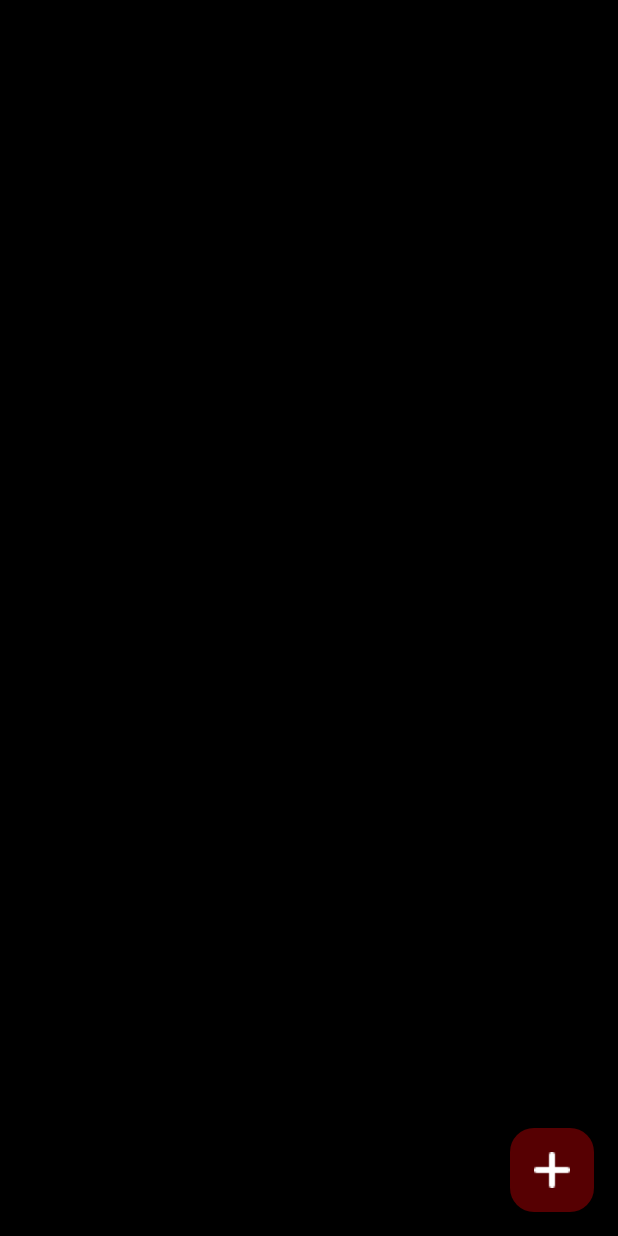
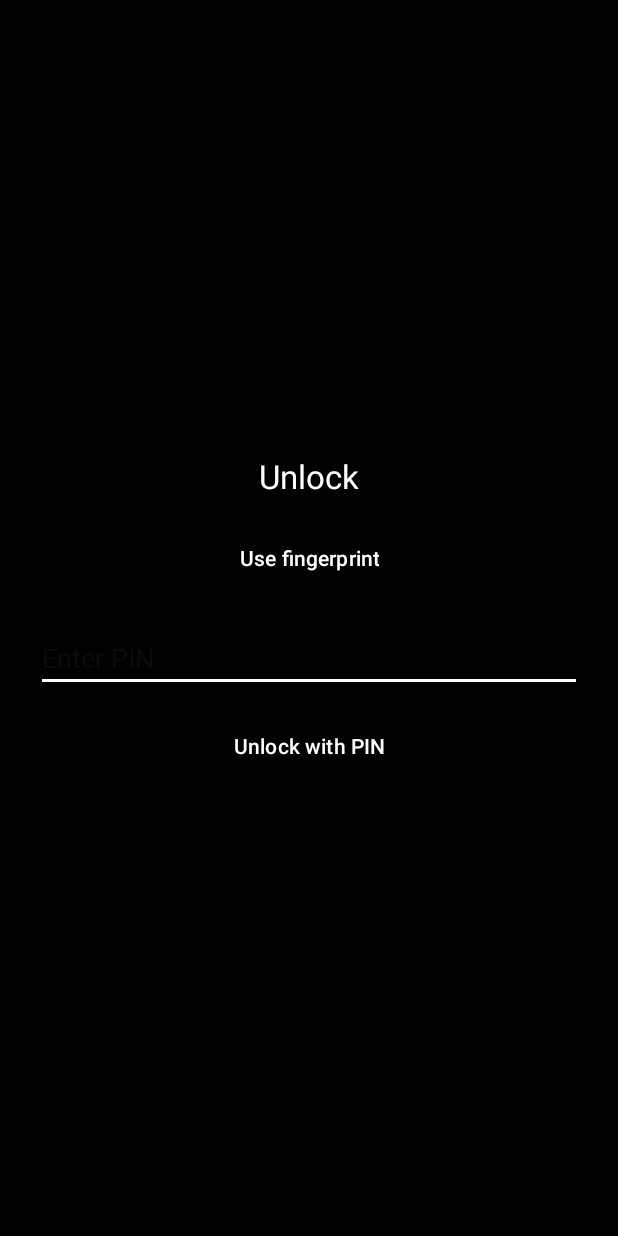
Before and after one commit to Pyrex5511/Secure-Notes-App, an Android app: the screen it shows after launch (MainActivity before the commit, LockActivity after it), on a phone screen of 412 x 824 dp. Run offline under Robolectric (Android 15) with nearby library versions, the phone set to English and light mode, and no system bars; 3 statements that could not run were skipped.

Commit message:
Progress on unlocking the app with PIN or fingerprint

```diff
--- a/app/build.gradle.kts
+++ b/app/build.gradle.kts
@@ -38,7 +38,8 @@ dependencies {
     implementation("androidx.appcompat:appcompat:1.7.0")
     implementation("com.google.android.material:material:1.12.0")
     implementation("androidx.constraintlayout:constraintlayout:2.1.4")
-
+    implementation("androidx.biometric:biometric:1.2.0-alpha04")
+    implementation("androidx.security:security-crypto:1.1.0-alpha03")
     // ROOM (lokálna DB)
     implementation("androidx.room:room-runtime:$room_version")
     kapt("androidx.room:room-compiler:$room_version")
--- /dev/null
+++ b/app/src/main/java/com/example/securenotesapp/LockActivity.kt
@@ -0,0 +1,121 @@
+package com.example.securenotesapp
+
+import android.annotation.SuppressLint
+import android.content.Intent
+import android.os.Bundle
+import android.widget.Button
+import android.widget.EditText
+import android.widget.TextView
+import androidx.appcompat.app.AppCompatActivity
+import androidx.biometric.BiometricManager
+import androidx.biometric.BiometricPrompt
+import androidx.core.content.ContextCompat
+import androidx.security.crypto.EncryptedSharedPreferences
+import androidx.security.crypto.MasterKeys
+import java.util.concurrent.Executor
+
+class LockActivity : AppCompatActivity() {
+
+    private lateinit var executor: Executor
+    private lateinit var biometricPrompt: BiometricPrompt
+    private lateinit var promptInfo: BiometricPrompt.PromptInfo
+
+    override fun onCreate(savedInstanceState: Bundle?) {
+        super.onCreate(savedInstanceState)
+        setContentView(R.layout.activity_lock)
+
+        executor = ContextCompat.getMainExecutor(this)
+
+        val tvPrompt = findViewById<TextView>(R.id.tvPrompt)
+        val btnBiometric = findViewById<Button>(R.id.btnUseBiometric)
+        val etPin = findViewById<EditText>(R.id.etPin)
+        val btnSubmitPin = findViewById<Button>(R.id.btnSubmitPin)
+
+        // Inicializuj bezpečné SharedPreferences na ukladanie PINu
+        val masterKeyAlias = MasterKeys.getOrCreate(MasterKeys.AES256_GCM_SPEC)
+        val sharedPrefs = EncryptedSharedPreferences.create(
+            "secure_prefs",
+            masterKeyAlias,
+            this,
+            EncryptedSharedPreferences.PrefKeyEncryptionScheme.AES256_SIV,
+            EncryptedSharedPreferences.PrefValueEncryptionScheme.AES256_GCM
+        )
+
+        // Ak PIN ešte nie je nastavený, nastav jednoduchý default (alebo rozbaľ flow pre nastavenie)
+        if (!sharedPrefs.contains("pin")) {
+            sharedPrefs.edit().putString("pin", "1234").apply() // LEN PRÍKLAD
+        }
+
+        // Biometric availability check
+        val biometricManager = BiometricManager.from(this)
+        val canAuthenticate = biometricManager.canAuthenticate(BiometricManager.Authenticators.BIOMETRIC_STRONG or BiometricManager.Authenticators.DEVICE_CREDENTIAL)
+        val biometricAvailable = (canAuthenticate == BiometricManager.BIOMETRIC_SUCCESS)
+
+        if (!biometricAvailable) {
+            btnBiometric.isEnabled = false
+            btnBiometric.text = "Fingerprint unavailable"
+        }
+
+        // BiometricPrompt callback
+        biometricPrompt = BiometricPrompt(this, executor, object : BiometricPrompt.AuthenticationCallback() {
+            override fun onAuthenticationSucceeded(result: BiometricPrompt.AuthenticationResult) {
+                super.onAuthenticationSucceeded(result)
+                runOnUiThread {
+                    // authenticated -> open main
+                    openMain()
+                }
+            }
+
+            override fun onAuthenticationError(errorCode: Int, errString: CharSequence) {
+                super.onAuthenticationError(errorCode, errString)
+                runOnUiThread {
+                    tvPrompt.text = "Authentication error: $errString"
+                }
+            }
+
+            override fun onAuthenticationFailed() {
+                super.onAuthenticationFailed()
+                runOnUiThread {
+                    tvPrompt.text = "Authentication failed"
+                }
+            }
+        })
+
+        // Prompt info: umožní aj device credential ako fallback (PIN/pattern)
+        promptInfo = BiometricPrompt.PromptInfo.Builder()
+            .setTitle("Unlock Notes")
+            .setSubtitle("Authenticate to open the app")
+            .setAllowedAuthenticators(BiometricManager.Authenticators.BIOMETRIC_STRONG or BiometricManager.Authenticators.DEVICE_CREDENTIAL)
+            .build()
+
+        // Biometric button
+        btnBiometric.setOnClickListener {
+            // spusti Biometric prompt
+            biometricPrompt.authenticate(promptInfo)
+        }
+
+        // PIN unlock
+        btnSubmitPin.setOnClickListener {
+            val entered = etPin.text.toString()
+            val saved = sharedPrefs.getString("pin", null)
+            if (saved != null && entered == saved) {
+                openMain()
+            } else {
+                tvPrompt.text = "Wrong PIN"
+            }
+        }
+    }
+
+    private fun openMain() {
+        val i = Intent(this, MainActivity::class.java)
+        startActivity(i)
+        finish()
+    }
+
+    // optional: block back so user cannot go to previous activity (if necessary)
+    @SuppressLint("MissingSuperCall")
+    override fun onBackPressed() {
+        // prevent going back from lock screen (optional)
+        // super.onBackPressed()
+    }
+}
--- a/app/src/main/java/com/example/securenotesapp/MainActivity.kt
+++ b/app/src/main/java/com/example/securenotesapp/MainActivity.kt
@@ -47,6 +47,8 @@ class MainActivity : AppCompatActivity() {
             }
         }
 
+
+
     }
 
     private fun showAddDialog() {
--- /dev/null
+++ b/app/src/main/res/layout/activity_lock.xml
@@ -0,0 +1,43 @@
+<?xml version="1.0" encoding="utf-8"?>
+<LinearLayout xmlns:android="http://schemas.android.com/apk/res/android"
+    android:id="@+id/root"
+    android:orientation="vertical"
+    android:padding="24dp"
+    android:gravity="center"
+    android:layout_width="match_parent"
+    android:layout_height="match_parent"
+    android:background="@android:color/black">
+
+    <TextView
+        android:id="@+id/tvPrompt"
+        android:layout_width="wrap_content"
+        android:layout_height="wrap_content"
+        android:text="Unlock"
+        android:textSize="22sp"
+        android:textColor="@android:color/white"
+        android:layout_marginBottom="16dp"/>
+
+    <Button
+        android:id="@+id/btnUseBiometric"
+        android:layout_width="wrap_content"
+        android:layout_height="wrap_content"
+        android:text="Use fingerprint"
+        android:layout_marginBottom="20dp"/>
+
+    <EditText
+        android:id="@+id/etPin"
+        android:layout_width="match_parent"
+        android:layout_height="wrap_content"
+        android:hint="Enter PIN"
+        android:inputType="numberPassword"
+        android:maxLines="1"
+        android:layout_marginBottom="12dp"
+        android:visibility="visible"
+        android:textColor="@android:color/white"/>
+
+    <Button
+        android:id="@+id/btnSubmitPin"
+        android:layout_width="match_parent"
+        android:layout_height="wrap_content"
+        android:text="Unlock with PIN"/>
+</LinearLayout>
--- a/app/src/main/res/values/themes.xml
+++ b/app/src/main/res/values/themes.xml
@@ -7,6 +7,7 @@
 
         <!-- Prepísanie fialových farieb Material 3 -->
         <item name="colorPrimary">@android:color/black</item>
+        <item name="colorSecondary">@android:color/white</item>
         <item name="colorSurface">@android:color/black</item>
         <item name="android:colorBackground">@android:color/black</item>
         <item name="colorPrimaryContainer">@android:color/black</item>
```
Also changed, not shown: app/src/main/AndroidManifest.xml (+10 -0 lines), app/src/main/java/com/example/securenotesapp/NoteDetailActivity.kt (+10 -0 lines), app/src/main/res/layout/activity_note_detail.xml (+28 -9 lines).
